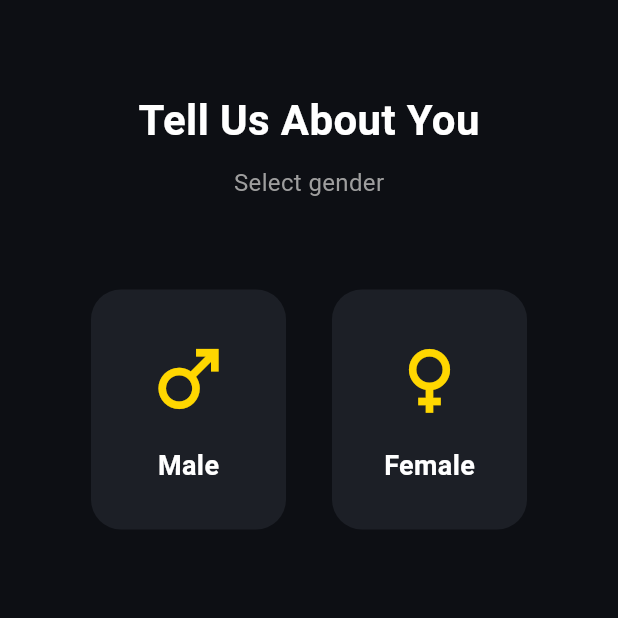
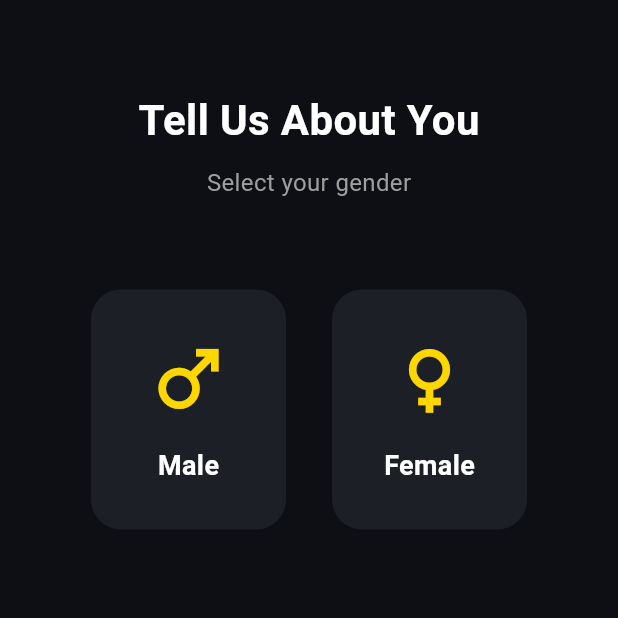
Before and after one commit to hafsaahmed3192-eng/gym_management, a Flutter app: the GenderSelectionScreen screen opened directly, on a phone screen of 412 x 824 dp, the top half of it. Run offline on Flutter 3.47's test engine with Material 3 defaults, Android fonts, the phone set to English and light mode, and no system bars.

Commit message:
gender commit

```diff
--- a/lib/screens/gender_selection_screen.dart
+++ b/lib/screens/gender_selection_screen.dart
@@ -40,7 +40,7 @@ class _GenderSelectionScreenState
               const SizedBox(height: 10),
 
               const Text(
-                "Select gender",
+                "Select your gender",
                 style: TextStyle(
                   color: Colors.grey,
                   fontSize: 16,
```
